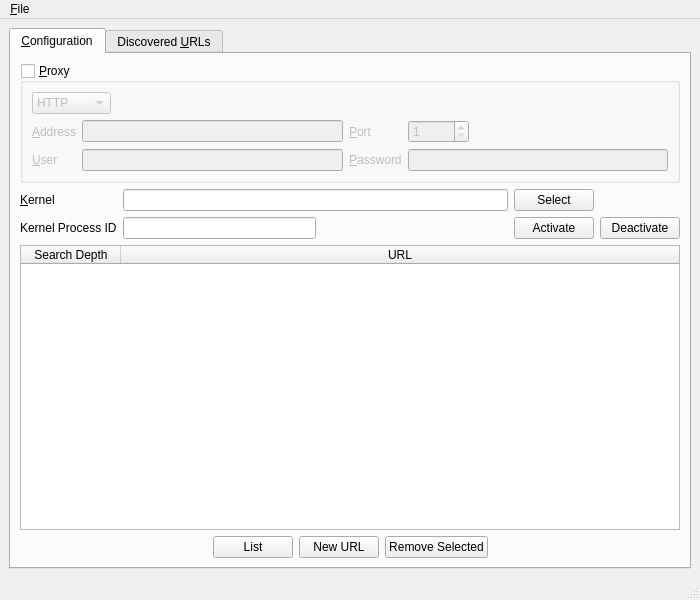
Old version of the form UI/pandemonium.ui in the repository nurfalie/pandamonium.
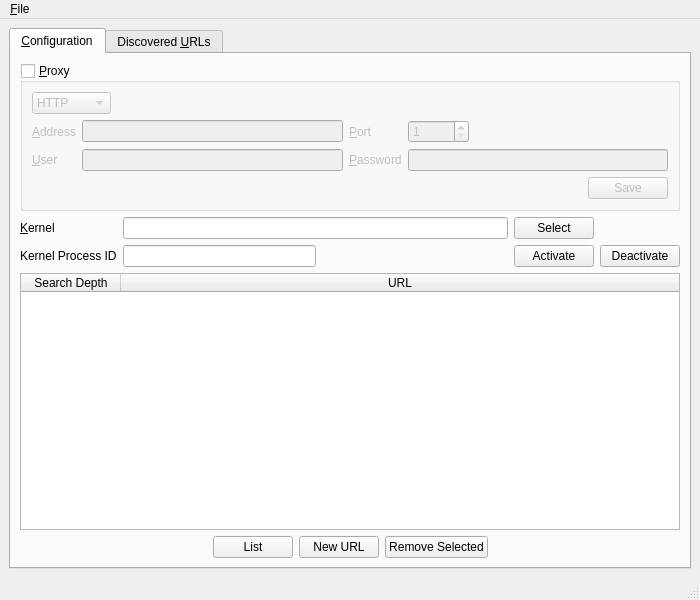
New version of the form.

Commit message: Save proxy information.

```diff
--- a/UI/pandemonium.ui
+++ b/UI/pandemonium.ui
@@ -155,6 +155,30 @@
              </item>
             </layout>
            </item>
+           <item>
+            <layout class="QHBoxLayout" name="horizontalLayout_7">
+             <item>
+              <spacer name="horizontalSpacer_10">
+               <property name="orientation">
+                <enum>Qt::Horizontal</enum>
+               </property>
+               <property name="sizeHint" stdset="0">
+                <size>
+                 <width>40</width>
+                 <height>20</height>
+                </size>
+               </property>
+              </spacer>
+             </item>
+             <item>
+              <widget class="QPushButton" name="save_proxy_information">
+               <property name="text">
+                <string>Save</string>
+               </property>
+              </widget>
+             </item>
+            </layout>
+           </item>
           </layout>
          </widget>
         </item>
```
Left out of the diff: 1 changed line with no effect on the pictures. The commit also changes 2 other files.
